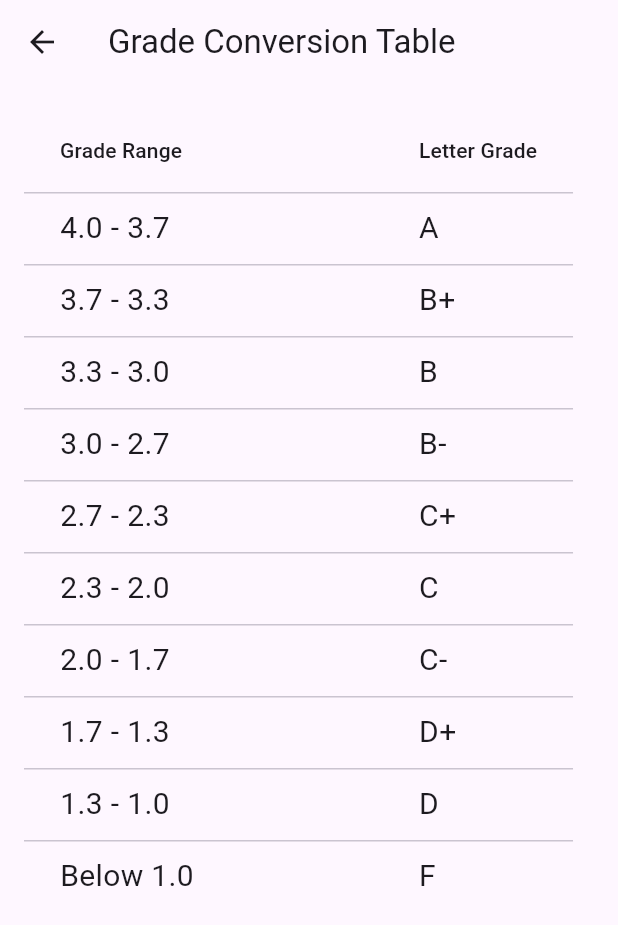
After one commit to abdallahalqisy/GpaApp, a Flutter app: the screen it shows after launch, after a tap on the "info" icon, on a phone screen of 412 x 824 dp. The commit adds this screen. Shown: the top 925 px of the screen. Run offline on Flutter 3.47's test engine with Material 3 defaults, Android fonts, the phone set to English and light mode, and no system bars.

Commit message:
Create InfoScreen

```diff
--- /dev/null
+++ b/lib/info_screen.dart
@@ -0,0 +1,84 @@
+import 'package:flutter/material.dart';
+
+class InfoScreen extends StatelessWidget {
+  const InfoScreen({super.key});
+
+  @override
+  Widget build(BuildContext context) {
+    // Define a common text style for the table
+    final TextStyle tableTextStyle = TextStyle(fontSize: 20);
+
+    return Scaffold(
+      appBar: AppBar(
+        title: Text('Grade Conversion Table'),
+      ),
+      body: Padding(
+        padding: const EdgeInsets.all(16.0),
+        child: LayoutBuilder(
+          builder: (context, constraints) {
+            return SingleChildScrollView(
+              scrollDirection: Axis.horizontal,
+              child: DataTable(
+                columnSpacing: 150, // Adjust spacing between columns
+                columns: [
+                  DataColumn(
+                    label: Text(
+                      'Grade Range',
+                    ),
+                  ),
+                  DataColumn(
+                    label: Text(
+                      'Letter Grade',
+                    ),
+                  ),
+                ],
+                rows: [
+                  DataRow(cells: [
+                    DataCell(Text('4.0 - 3.7', style: tableTextStyle)),
+                    DataCell(Text('A', style: tableTextStyle)),
+                  ]),
+                  DataRow(cells: [
+                    DataCell(Text('3.7 - 3.3', style: tableTextStyle)),
+                    DataCell(Text('B+', style: tableTextStyle)),
+                  ]),
+                  DataRow(cells: [
+                    DataCell(Text('3.3 - 3.0', style: tableTextStyle)),
+                    DataCell(Text('B', style: tableTextStyle)),
+                  ]),
+                  DataRow(cells: [
+                    DataCell(Text('3.0 - 2.7', style: tableTextStyle)),
+                    DataCell(Text('B-', style: tableTextStyle)),
+                  ]),
+                  DataRow(cells: [
+                    DataCell(Text('2.7 - 2.3', style: tableTextStyle)),
+                    DataCell(Text('C+', style: tableTextStyle)),
+                  ]),
+                  DataRow(cells: [
+                    DataCell(Text('2.3 - 2.0', style: tableTextStyle)),
+                    DataCell(Text('C', style: tableTextStyle)),
+                  ]),
+                  DataRow(cells: [
+                    DataCell(Text('2.0 - 1.7', style: tableTextStyle)),
+                    DataCell(Text('C-', style: tableTextStyle)),
+                  ]),
+                  DataRow(cells: [
+                    DataCell(Text('1.7 - 1.3', style: tableTextStyle)),
+                    DataCell(Text('D+', style: tableTextStyle)),
+                  ]),
+                  DataRow(cells: [
+                    DataCell(Text('1.3 - 1.0', style: tableTextStyle)),
+                    DataCell(Text('D', style: tableTextStyle)),
+                  ]),
+                  DataRow(cells: [
+                    DataCell(Text('Below 1.0', style: tableTextStyle)),
+                    DataCell(Text('F', style: tableTextStyle)),
+                  ]),
+                ],
+              ),
+            );
+          },
+        ),
+      ),
+    );
+  }
+}
--- a/lib/widgets/custom_app_bar.dart
+++ b/lib/widgets/custom_app_bar.dart
@@ -1,4 +1,5 @@
 import 'package:flutter/material.dart';
+import 'package:gpa_calculator/info_screen.dart';
 
 class CustomAppBar extends StatelessWidget implements PreferredSizeWidget {
   const CustomAppBar({
@@ -8,8 +9,7 @@ class CustomAppBar extends StatelessWidget implements PreferredSizeWidget {
   @override
   Widget build(BuildContext context) {
     return AppBar(
-      title: Center(
-        child: RichText(
+      title: RichText(
         text: const TextSpan(
           children: [
             TextSpan(
@@ -87,7 +87,19 @@ class CustomAppBar extends StatelessWidget implements PreferredSizeWidget {
           ],
         ),
       ),
+      actions: [
+        IconButton(
+          icon: Icon(Icons.info),
+          onPressed: () {
+            Navigator.push(
+              context,
+              MaterialPageRoute(
+                builder: (context) => const InfoScreen(),
               ),
+            );
+          },
+        ),
+      ],
     );
   }
 
```
Lines whose indentation alone changed are shown as unchanged.
